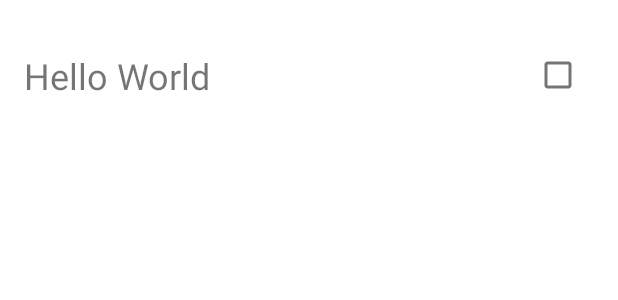
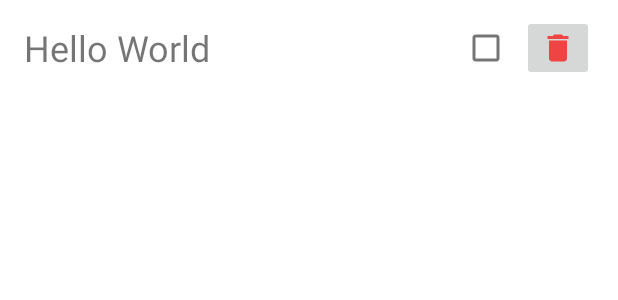
Before and after one commit to aryanprince/todo-kotlin, an Android app: the layout item_todo.xml on its own in the app's theme, with its tools: preview values and no code run, on a phone screen of 412 x 824 dp. Shown: the top 300 px of the screen. Run offline under Robolectric (Android 15) with nearby library versions, the phone set to English and light mode, and no system bars.

Commit message:
refactor: Improved code quality, now uses data binding

```diff
--- a/app/build.gradle
+++ b/app/build.gradle
@@ -31,6 +31,9 @@ android {
     kotlinOptions {
         jvmTarget = '1.8'
     }
+    buildFeatures {
+        dataBinding true
+    }
 }
 
 dependencies {
--- a/app/src/main/java/com/leedsbeckett/todo_application/TodoAdapter.kt
+++ b/app/src/main/java/com/leedsbeckett/todo_application/TaskAdapter.kt
@@ -1,6 +1,5 @@
 package com.leedsbeckett.todo_application
 
-import android.content.Context
 import android.view.LayoutInflater
 import android.view.View
 import android.view.ViewGroup
@@ -8,9 +7,9 @@ import android.widget.CheckBox
 import android.widget.TextView
 import androidx.recyclerview.widget.RecyclerView
 
-class TodoAdapter(
+class TaskAdapter(
     private var tasks: List<Task>
-) : RecyclerView.Adapter<TodoAdapter.TodoViewHolder>() {
+) : RecyclerView.Adapter<TaskAdapter.TodoViewHolder>() {
 
     class TodoViewHolder(val itemView: View) : RecyclerView.ViewHolder(itemView) {
         val tvTitle: TextView = itemView.findViewById(R.id.tvTitle)
--- a/app/src/main/java/com/leedsbeckett/todo_application/TaskDao.kt
+++ b/app/src/main/java/com/leedsbeckett/todo_application/TaskDao.kt
@@ -1,6 +1,7 @@
 package com.leedsbeckett.todo_application
 
 import androidx.room.Dao
+import androidx.room.Delete
 import androidx.room.Insert
 import androidx.room.Query
 import androidx.room.Update
@@ -15,4 +16,7 @@ interface TaskDao {
 
     @Update
     suspend fun updateTask(task: Task)
+
+    @Delete
+    suspend fun deleteTask(task: Task)
 }
--- /dev/null
+++ b/app/src/main/res/drawable/ic_delete.xml
@@ -0,0 +1,5 @@
+<vector android:height="24dp" android:tint="#EF4444"
+    android:viewportHeight="24" android:viewportWidth="24"
+    android:width="24dp" xmlns:android="http://schemas.android.com/apk/res/android">
+    <path android:fillColor="@android:color/white" android:pathData="M6,19c0,1.1 0.9,2 2,2h8c1.1,0 2,-0.9 2,-2V7H6v12zM19,4h-3.5l-1,-1h-5l-1,1H5v2h14V4z"/>
+</vector>
--- a/app/src/main/res/layout/item_todo.xml
+++ b/app/src/main/res/layout/item_todo.xml
@@ -3,26 +3,40 @@
     xmlns:app="http://schemas.android.com/apk/res-auto"
     xmlns:tools="http://schemas.android.com/tools"
     android:layout_width="match_parent"
-    android:layout_height="100dp"
-    android:padding="16dp">
+    android:layout_height="wrap_content">
+
+    <LinearLayout
+        android:layout_width="match_parent"
+        android:layout_height="wrap_content"
+        android:gravity="center_vertical"
+        android:orientation="horizontal"
+        android:paddingStart="16dp"
+        android:paddingTop="8dp"
+        android:paddingEnd="16dp"
+        android:paddingBottom="8dp"
+        app:layout_constraintTop_toTopOf="parent">
 
         <TextView
             android:id="@+id/tvTitle"
             android:layout_width="0dp"
             android:layout_height="wrap_content"
+            android:layout_weight="1"
             android:text="Hello World"
-        android:textSize="24sp"
-        app:layout_constraintBottom_toBottomOf="parent"
-        app:layout_constraintEnd_toStartOf="@+id/cdDone"
-        app:layout_constraintStart_toStartOf="parent"
-        app:layout_constraintTop_toTopOf="parent" />
+            android:textSize="24sp" />
 
         <CheckBox
             android:id="@+id/cdDone"
             android:layout_width="wrap_content"
+            android:layout_height="wrap_content" />
+
+        <ImageButton
+            android:id="@+id/ibDeleteTask"
+            android:layout_width="wrap_content"
             android:layout_height="wrap_content"
-        app:layout_constraintBottom_toBottomOf="parent"
-        app:layout_constraintEnd_toEndOf="parent"
-        app:layout_constraintTop_toTopOf="parent" />
+            android:src="@drawable/ic_delete"
+            android:contentDescription="Delete Task" />
+
+    </LinearLayout>
+
 
 </androidx.constraintlayout.widget.ConstraintLayout>
```
Also changed, not shown: app/src/main/java/com/leedsbeckett/todo_application/MainActivity.kt (+22 -43 lines), app/src/main/res/layout/activity_main.xml (+28 -26 lines). Lines whose indentation alone changed are shown as unchanged.
